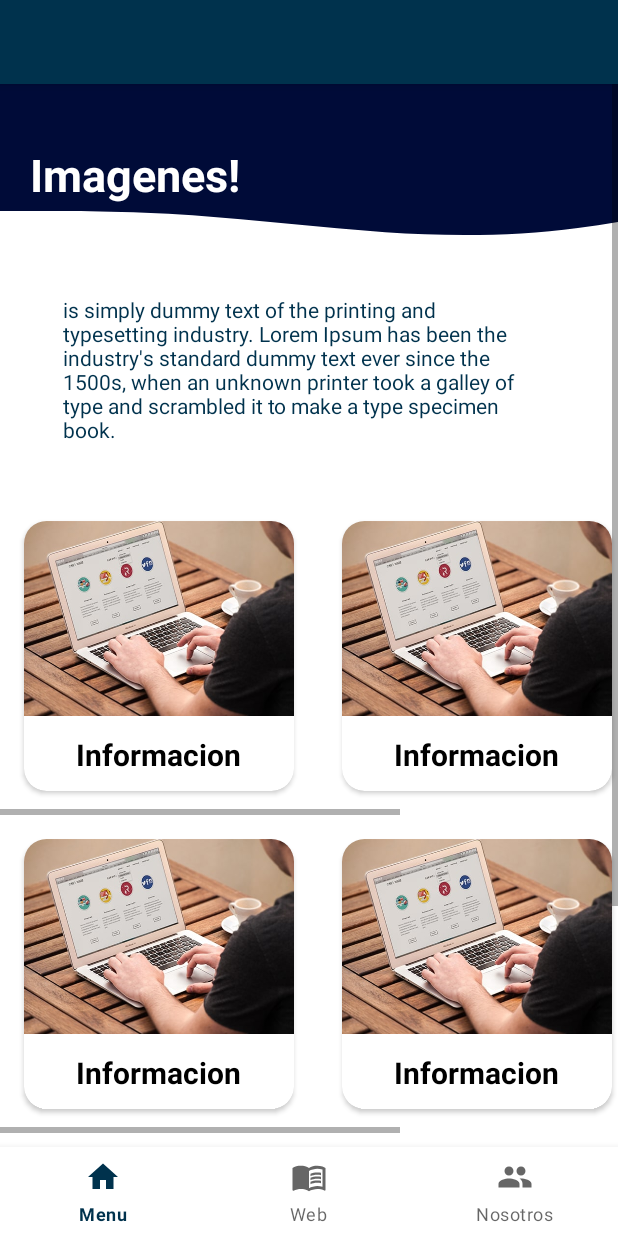
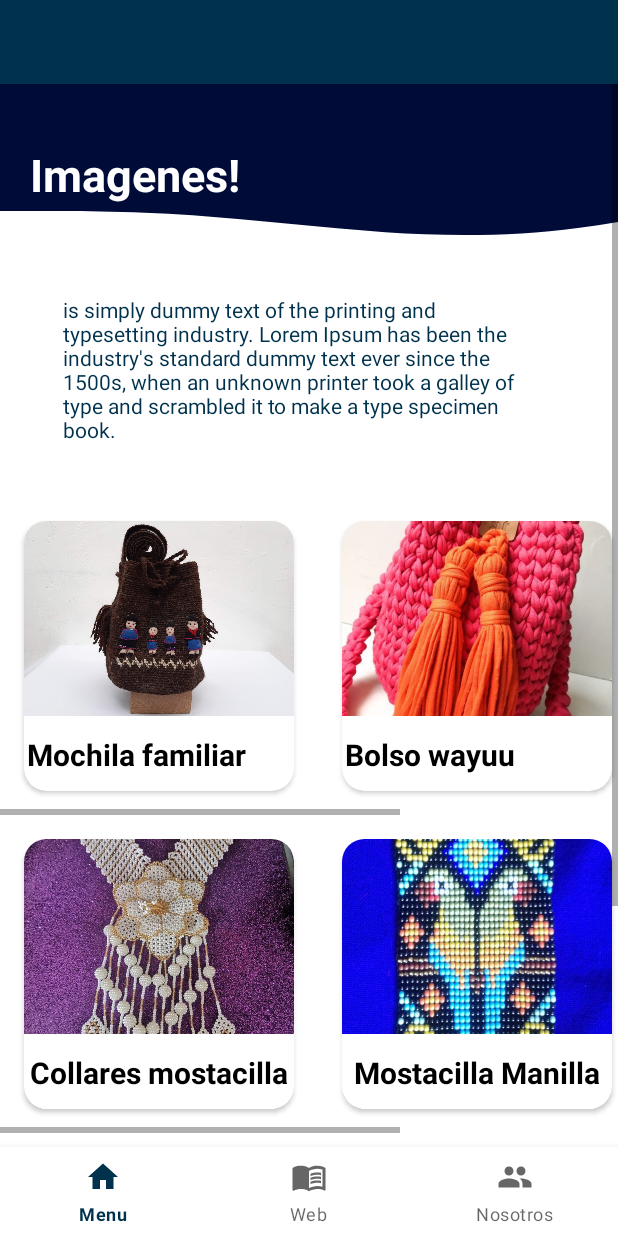
Before and after one commit to EricJess2001/Cultupaz_Movil, an Android app: the imagens screen opened through its navigation route, on a phone screen of 412 x 824 dp. Run offline under Robolectric (Android 15) with nearby library versions, the light colour scheme and no system bars; our stand-ins replace navigation-ui.

Commit message:
agrego imagenes y su descripcion en la parte de fragment_imagenes

```diff
--- a/app/src/main/res/layout/fragment_imagens.xml
+++ b/app/src/main/res/layout/fragment_imagens.xml
@@ -67,25 +67,25 @@
 
                             android:layout_width="match_parent"
                             android:layout_height="wrap_content"
-                            android:orientation="vertical"
                             android:clickable="true"
-                            android:onClick="navigateToAnotherFragment">
+                            android:onClick="navigateToAnotherFragment"
+                            android:orientation="vertical">
 
                             <ImageView
 
                                 android:layout_width="wrap_content"
                                 android:layout_height="130dp"
                                 android:scaleType="centerCrop"
-                                android:src="@drawable/informa" />
+                                android:src="@drawable/mochila1" />
 
                             <TextView
-                                android:layout_width="wrap_content"
-                                android:layout_height="wrap_content"
+                                android:layout_width="match_parent"
+                                android:layout_height="54dp"
                                 android:layout_gravity="center"
                                 android:layout_marginTop="10dp"
                                 android:layout_marginBottom="10dp"
                                 android:padding="2dp"
-                                android:text="Informacion"
+                                android:text="@string/titulo3"
                                 android:textColor="@color/black"
                                 android:textSize="20sp"
                                 android:textStyle="bold" />
@@ -103,16 +103,16 @@
 
                             android:layout_width="match_parent"
                             android:layout_height="wrap_content"
-                            android:orientation="vertical"
                             android:clickable="true"
-                            android:onClick="navigateToAnotherFragment">
+                            android:onClick="navigateToAnotherFragment"
+                            android:orientation="vertical">
 
                             <ImageView
 
                                 android:layout_width="wrap_content"
                                 android:layout_height="130dp"
                                 android:scaleType="centerCrop"
-                                android:src="@drawable/informa" />
+                                android:src="@drawable/bolso2" />
 
                             <TextView
                                 android:layout_width="wrap_content"
@@ -121,7 +121,7 @@
                                 android:layout_marginTop="10dp"
                                 android:layout_marginBottom="10dp"
                                 android:padding="2dp"
-                                android:text="Informacion"
+                                android:text="@string/titulo4"
                                 android:textColor="@color/black"
                                 android:textSize="20sp"
                                 android:textStyle="bold" />
@@ -139,16 +139,16 @@
 
                             android:layout_width="match_parent"
                             android:layout_height="wrap_content"
-                            android:orientation="vertical"
                             android:clickable="true"
-                            android:onClick="navigateToAnotherFragment">
+                            android:onClick="navigateToAnotherFragment"
+                            android:orientation="vertical">
 
                             <ImageView
 
                                 android:layout_width="wrap_content"
                                 android:layout_height="130dp"
                                 android:scaleType="centerCrop"
-                                android:src="@drawable/informa" />
+                                android:src="@drawable/sombrero9" />
 
                             <TextView
                                 android:layout_width="wrap_content"
@@ -157,7 +157,7 @@
                                 android:layout_marginTop="10dp"
                                 android:layout_marginBottom="10dp"
                                 android:padding="2dp"
-                                android:text="Informacion"
+                                android:text="@string/titulo10"
                                 android:textColor="@color/black"
                                 android:textSize="20sp"
                                 android:textStyle="bold" />
@@ -187,16 +187,16 @@
 
                             android:layout_width="match_parent"
                             android:layout_height="wrap_content"
-                            android:orientation="vertical"
                             android:clickable="true"
-                            android:onClick="navigateToAnotherFragment">
+                            android:onClick="navigateToAnotherFragment"
+                            android:orientation="vertical">
 
                             <ImageView
 
                                 android:layout_width="wrap_content"
                                 android:layout_height="130dp"
                                 android:scaleType="centerCrop"
-                                android:src="@drawable/informa" />
+                                android:src="@drawable/collar3" />
 
                             <TextView
                                 android:layout_width="wrap_content"
@@ -205,7 +205,7 @@
                                 android:layout_marginTop="10dp"
                                 android:layout_marginBottom="10dp"
                                 android:padding="2dp"
-                                android:text="Informacion"
+                                android:text="@string/titulo5"
                                 android:textColor="@color/black"
                                 android:textSize="20sp"
                                 android:textStyle="bold" />
@@ -223,16 +223,16 @@
 
                             android:layout_width="match_parent"
                             android:layout_height="wrap_content"
-                            android:orientation="vertical"
                             android:clickable="true"
-                            android:onClick="navigateToAnotherFragment">
+                            android:onClick="navigateToAnotherFragment"
+                            android:orientation="vertical">
 
                             <ImageView
 
                                 android:layout_width="wrap_content"
                                 android:layout_height="130dp"
                                 android:scaleType="centerCrop"
-                                android:src="@drawable/informa" />
+                                android:src="@drawable/manilla4" />
 
                             <TextView
                                 android:layout_width="wrap_content"
@@ -241,7 +241,7 @@
                                 android:layout_marginTop="10dp"
                                 android:layout_marginBottom="10dp"
                                 android:padding="2dp"
-                                android:text="Informacion"
+                                android:text="@string/titulo6"
                                 android:textColor="@color/black"
                                 android:textSize="20sp"
                                 android:textStyle="bold" />
@@ -259,16 +259,16 @@
 
                             android:layout_width="match_parent"
                             android:layout_height="wrap_content"
-                            android:orientation="vertical"
                             android:clickable="true"
-                            android:onClick="navigateToAnotherFragment">
+                            android:onClick="navigateToAnotherFragment"
+                            android:orientation="vertical">
 
                             <ImageView
 
                                 android:layout_width="wrap_content"
                                 android:layout_height="130dp"
                                 android:scaleType="centerCrop"
-                                android:src="@drawable/informa" />
+                                android:src="@drawable/aretes8" />
 
                             <TextView
                                 android:layout_width="wrap_content"
@@ -277,7 +277,7 @@
                                 android:layout_marginTop="10dp"
                                 android:layout_marginBottom="10dp"
                                 android:padding="2dp"
-                                android:text="Informacion"
+                                android:text="@string/titulo9"
                                 android:textColor="@color/black"
                                 android:textSize="20sp"
                                 android:textStyle="bold" />
@@ -285,6 +285,7 @@
                     </androidx.cardview.widget.CardView>
                 </LinearLayout>
             </HorizontalScrollView>
+
             <HorizontalScrollView
                 android:layout_width="match_parent"
                 android:layout_height="wrap_content">
@@ -305,25 +306,25 @@
 
                             android:layout_width="match_parent"
                             android:layout_height="wrap_content"
-                            android:orientation="vertical"
                             android:clickable="true"
-                            android:onClick="navigateToAnotherFragment">
+                            android:onClick="navigateToAnotherFragment"
+                            android:orientation="vertical">
 
                             <ImageView
 
                                 android:layout_width="wrap_content"
                                 android:layout_height="130dp"
                                 android:scaleType="centerCrop"
-                                android:src="@drawable/informa" />
+                                android:src="@drawable/olla5" />
 
                             <TextView
-                                android:layout_width="wrap_content"
+                                android:layout_width="match_parent"
                                 android:layout_height="wrap_content"
                                 android:layout_gravity="center"
                                 android:layout_marginTop="10dp"
                                 android:layout_marginBottom="10dp"
                                 android:padding="2dp"
-                                android:text="Informacion"
+                                android:text="@string/titulo7"
                                 android:textColor="@color/black"
                                 android:textSize="20sp"
                                 android:textStyle="bold" />
@@ -341,16 +342,16 @@
 
                             android:layout_width="match_parent"
                             android:layout_height="wrap_content"
-                            android:orientation="vertical"
                             android:clickable="true"
-                            android:onClick="navigateToAnotherFragment">
+                            android:onClick="navigateToAnotherFragment"
+                            android:orientation="vertical">
 
                             <ImageView
 
                                 android:layout_width="wrap_content"
                                 android:layout_height="130dp"
                                 android:scaleType="centerCrop"
-                                android:src="@drawable/informa" />
+                                android:src="@drawable/cazuela6" />
 
                             <TextView
                                 android:layout_width="wrap_content"
@@ -359,7 +360,7 @@
                                 android:layout_marginTop="10dp"
                                 android:layout_marginBottom="10dp"
                                 android:padding="2dp"
-                                android:text="Informacion"
+                                android:text="@string/titulo8"
                                 android:textColor="@color/black"
                                 android:textSize="20sp"
                                 android:textStyle="bold" />
@@ -377,16 +378,16 @@
 
                             android:layout_width="match_parent"
                             android:layout_height="wrap_content"
-                            android:orientation="vertical"
                             android:clickable="true"
-                            android:onClick="navigateToAnotherFragment">
+                            android:onClick="navigateToAnotherFragment"
+                            android:orientation="vertical">
 
                             <ImageView
 
                                 android:layout_width="wrap_content"
                                 android:layout_height="130dp"
                                 android:scaleType="centerCrop"
-                                android:src="@drawable/informa" />
+                                android:src="@drawable/cucharas7" />
 
                             <TextView
                                 android:layout_width="wrap_content"
@@ -395,7 +396,7 @@
                                 android:layout_marginTop="10dp"
                                 android:layout_marginBottom="10dp"
                                 android:padding="2dp"
-                                android:text="Informacion"
+                                android:text="@string/titulo11"
                                 android:textColor="@color/black"
                                 android:textSize="20sp"
                                 android:textStyle="bold" />
@@ -414,7 +415,6 @@
         </LinearLayout>
 
 
-
     </ScrollView>
 
 </RelativeLayout>
--- a/app/src/main/res/values/strings.xml
+++ b/app/src/main/res/values/strings.xml
@@ -73,4 +73,19 @@
     <!-- link for practice textview-->
     <string name="link3"><a href="https://practice.geeksforgeeks.org/">practice.geeksforgeeks.org</a></string>
 
+    <!-- INFORMACION EN IMAGENES -->
+    <string name="titulo3">Mochila familiar</string>
+    <string name="titulo4">Bolso wayuu tejido,crochet</string>
+    <string name="titulo5">Collares mostacilla</string>
+    <string name="titulo6">Mostacilla Manilla</string>
+    <string name="titulo7">Olla Frijolera Barro </string>
+    <string name="titulo8">Cazuela de barro negro </string>
+    <string name="titulo9">Aretes en crochet</string>
+    <string name="titulo10">sombrero Nasa</string>
+    <string name="titulo11">Cuchara de madera</string>
+
+
+
+
+
 </resources>
```
Also changed, not shown: app/src/main/res/drawable/aretes8.jpg (added), app/src/main/res/drawable/bolso2.jpg (added), app/src/main/res/drawable/cazuela6.jpg (added), app/src/main/res/drawable/collar3.jpg (added), app/src/main/res/drawable/cucharas7.jpg (added), app/src/main/res/drawable/manilla4.jpg (added), app/src/main/res/drawable/mochila1.jpg (added), app/src/main/res/drawable/olla5.jpg (added), app/src/main/res/drawable/sombrero9.jpeg (added).
